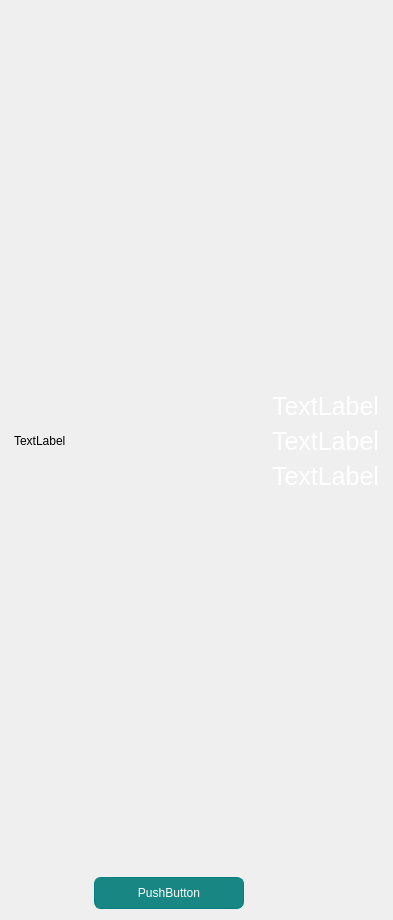
Old version of the form OnLib/OnLib/BookDetails.ui in the repository Andrew-Gh21/OnLib.
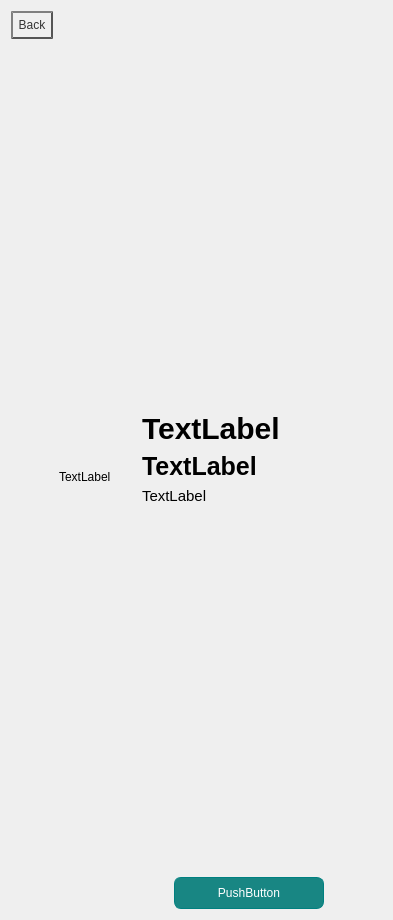
New version of the form.

Commit message:
Added back button from book details and some design
User can come on home page by clicking "Back" from book details. Also, resized pictures so they appear nice and book details page is finished.

Diff of the .ui file:
```diff
--- a/OnLib/OnLib/BookDetails.ui
+++ b/OnLib/OnLib/BookDetails.ui
@@ -20,20 +20,7 @@
    <string>Form</string>
   </property>
   <layout class="QGridLayout" name="gridLayout_2">
-   <item row="0" column="3">
-    <spacer name="horizontalSpacer_3">
-     <property name="orientation">
-      <enum>Qt::Horizontal</enum>
-     </property>
-     <property name="sizeHint" stdset="0">
-      <size>
-       <width>40</width>
-       <height>20</height>
-      </size>
-     </property>
-    </spacer>
-   </item>
-   <item row="0" column="0">
+   <item row="1" column="0">
     <spacer name="horizontalSpacer_5">
      <property name="orientation">
       <enum>Qt::Horizontal</enum>
@@ -46,70 +33,61 @@
      </property>
     </spacer>
    </item>
-   <item row="0" column="12">
-    <layout class="QVBoxLayout" name="vertical">
-     <item>
-      <spacer name="verticalSpacer">
-       <property name="orientation">
-        <enum>Qt::Vertical</enum>
-       </property>
-       <property name="sizeHint" stdset="0">
+   <item row="0" column="0">
+    <widget class="QPushButton" name="backButton">
+     <property name="maximumSize">
         <size>
-         <width>20</width>
-         <height>40</height>
-        </size>
-       </property>
-      </spacer>
-     </item>
-     <item>
-      <widget class="QLabel" name="authors">
+       <width>50</width>
+       <height>16777215</height>
+      </size>
+     </property>
        <property name="styleSheet">
-        <string notr="true">color: white;
-border-radius: 2px solid white;font-size:25px</string>
+      <string notr="true">QPushButton {
+    color: #333;
+    border: 2px solid #555;
+    border-radius: 20px;
+    border-style: outset;
+    background: qradialgradient(
+        cx: 0.3, cy: -0.4, fx: 0.3, fy: -0.4,
+        radius: 1.35, stop: 0 #fff, stop: 1 #888
+        );
+    padding: 5px;
+    }
+
+QPushButton:hover {
+    background: qradialgradient(
+        cx: 0.3, cy: -0.4, fx: 0.3, fy: -0.4,
+        radius: 1.35, stop: 0 #fff, stop: 1 #bbb
+        );
+    }
+
+QPushButton:pressed {
+    border-style: inset;
+    background: qradialgradient(
+        cx: 0.4, cy: -0.1, fx: 0.4, fy: -0.1,
+        radius: 1.35, stop: 0 #fff, stop: 1 #ddd
+        );
+    }</string>
        </property>
        <property name="text">
-        <string>TextLabel</string>
+      <string>Back</string>
        </property>
       </widget>
      </item>
-     <item>
-      <widget class="QLabel" name="title">
-       <property name="styleSheet">
-        <string notr="true">color: white;
-border-radius: 2px solid white;font-size:25px</string>
-       </property>
-       <property name="text">
-        <string>TextLabel</string>
-       </property>
-      </widget>
-     </item>
-     <item>
-      <widget class="QLabel" name="description">
-       <property name="styleSheet">
-        <string notr="true">color: white;
-border-radius: 2px solid white;font-size:25px</string>
-       </property>
-       <property name="text">
-        <string>TextLabel</string>
-       </property>
-      </widget>
-     </item>
-     <item>
-      <spacer name="verticalSpacer_2">
+   <item row="1" column="14">
+    <spacer name="horizontalSpacer_4">
        <property name="orientation">
-        <enum>Qt::Vertical</enum>
+      <enum>Qt::Horizontal</enum>
        </property>
        <property name="sizeHint" stdset="0">
         <size>
-         <width>20</width>
-         <height>40</height>
+       <width>40</width>
+       <height>20</height>
         </size>
        </property>
       </spacer>
      </item>
-    </layout>
-   </item>
-   <item row="0" column="1">
+   <item row="1" column="1">
     <layout class="QGridLayout" name="gridLayout">
      <item row="0" column="1">
       <widget class="QLabel" name="cover">
@@ -133,6 +111,73 @@
     </layout>
    </item>
    <item row="1" column="3">
+    <layout class="QVBoxLayout" name="vertical">
+     <item>
+      <spacer name="verticalSpacer">
+       <property name="orientation">
+        <enum>Qt::Vertical</enum>
+       </property>
+       <property name="sizeHint" stdset="0">
+        <size>
+         <width>20</width>
+         <height>40</height>
+        </size>
+       </property>
+      </spacer>
+     </item>
+     <item>
+      <widget class="QLabel" name="title">
+       <property name="styleSheet">
+        <string notr="true">border-radius: 2px solid white;font-size:30px;font-weight:bold</string>
+       </property>
+       <property name="text">
+        <string>TextLabel</string>
+       </property>
+      </widget>
+     </item>
+     <item>
+      <widget class="QLabel" name="authors">
+       <property name="styleSheet">
+        <string notr="true">border-radius: 2px solid white;font-size:25px;font-weight:bold</string>
+       </property>
+       <property name="text">
+        <string>TextLabel</string>
+       </property>
+      </widget>
+     </item>
+     <item>
+      <widget class="QLabel" name="description">
+       <property name="maximumSize">
+        <size>
+         <width>500</width>
+         <height>16777215</height>
+        </size>
+       </property>
+       <property name="styleSheet">
+        <string notr="true">border-radius: 2px solid white;font-size:15px</string>
+       </property>
+       <property name="text">
+        <string>TextLabel</string>
+       </property>
+       <property name="wordWrap">
+        <bool>true</bool>
+       </property>
+      </widget>
+     </item>
+     <item>
+      <spacer name="verticalSpacer_2">
+       <property name="orientation">
+        <enum>Qt::Vertical</enum>
+       </property>
+       <property name="sizeHint" stdset="0">
+        <size>
+         <width>20</width>
+         <height>40</height>
+        </size>
+       </property>
+      </spacer>
+     </item>
+     <item>
     <layout class="QHBoxLayout" name="horizontalLayout">
      <item>
       <spacer name="horizontalSpacer">
@@ -210,8 +255,10 @@
      </item>
     </layout>
    </item>
-   <item row="0" column="13">
-    <spacer name="horizontalSpacer_4">
+    </layout>
+   </item>
+   <item row="1" column="2">
+    <spacer name="horizontalSpacer_3">
      <property name="orientation">
       <enum>Qt::Horizontal</enum>
      </property>
```
Lines whose indentation alone changed are shown as unchanged. The commit also changes 6 other files.
